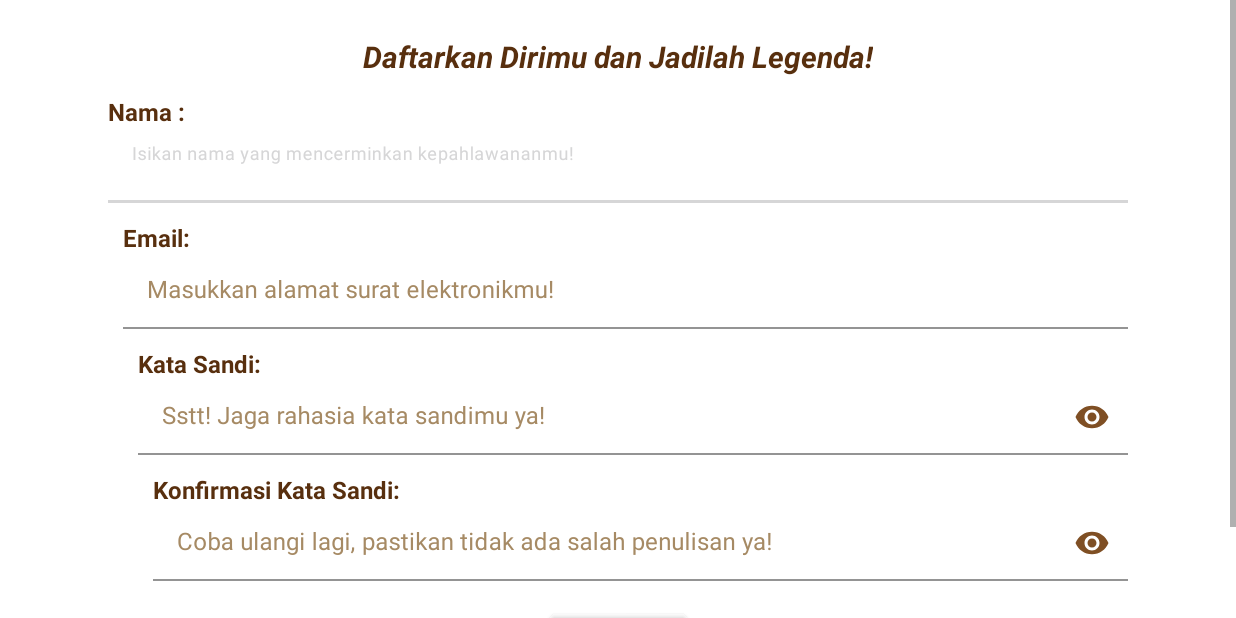
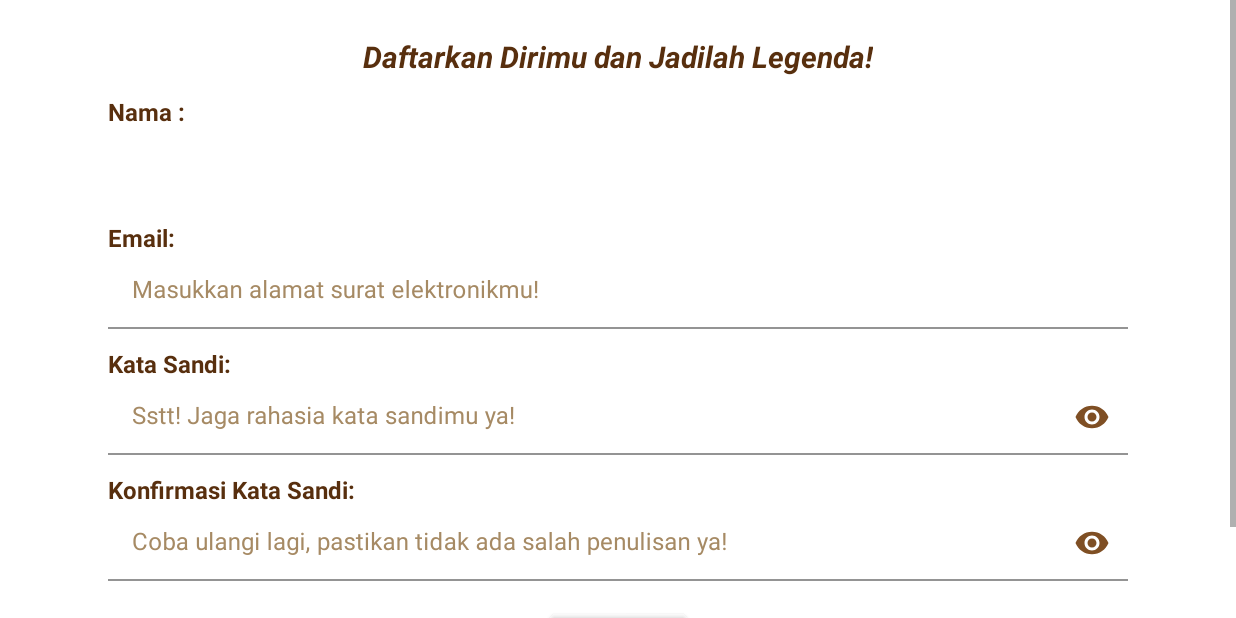
Before and after one commit to TimothyKristanto/arsenio-game, an Android app: the RegisterActivity screen opened directly, with no data from a screen before it, on a phone screen of 824 x 412 dp (held sideways). Run offline under Robolectric (Android 15) with nearby library versions, the phone set to English and light mode, and no system bars.

Commit message:
Finished login and register features

```diff
--- a/MAD/Arsenio/app/src/main/AndroidManifest.xml
+++ b/MAD/Arsenio/app/src/main/AndroidManifest.xml
@@ -2,8 +2,12 @@
 <manifest xmlns:android="http://schemas.android.com/apk/res/android"
     package="com.example.arsenio">
 
+    <uses-permission android:name="android.permission.ACCESS_NETWORK_STATE" />
+    <uses-permission android:name="android.permission.INTERNET" />
+
     <application
         android:allowBackup="true"
+        android:usesCleartextTraffic="true"
         android:icon="@mipmap/ic_launcher"
         android:label="@string/app_name"
         android:roundIcon="@mipmap/ic_launcher_round"
--- a/MAD/Arsenio/app/src/main/java/com/example/arsenio/helper/Const.java
+++ b/MAD/Arsenio/app/src/main/java/com/example/arsenio/helper/Const.java
@@ -1,5 +1,5 @@
 package com.example.arsenio.helper;
 
 public class Const {
-    public static final String BASE_URL = "http://192.168.8.101/uas-mad-webdev-db-project/Web/Arsenio/public/api";
+    public static final String BASE_URL = "http://192.168.8.101/uas-mad-webdev-db-project/Web/Arsenio/public/api/";
 }
--- a/MAD/Arsenio/app/src/main/java/com/example/arsenio/repositories/AuthRepository.java
+++ b/MAD/Arsenio/app/src/main/java/com/example/arsenio/repositories/AuthRepository.java
@@ -37,7 +37,10 @@ public class AuthRepository {
             public void onResponse(Call<RegisterResponse> call, Response<RegisterResponse> response) {
                 if(response.isSuccessful()){
                     if(response.code() == 200){
+                        Log.d(TAG, "onResponse: " + response.code());
+
                         if(response.body() != null){
+                            Log.d(TAG, "onResponse: " + response.body());
                             registerResult.postValue(response.body());
                         }
                     }
--- a/MAD/Arsenio/app/src/main/res/layout/activity_login.xml
+++ b/MAD/Arsenio/app/src/main/res/layout/activity_login.xml
@@ -104,6 +104,7 @@
                 android:layout_marginTop="42dp"
                 android:layout_marginBottom="32dp"
                 android:backgroundTint="#00000000"
+                android:enabled="true"
                 android:text="Masuk"
                 android:textColor="@color/wood_brown_dark2"
                 app:layout_constraintBottom_toBottomOf="parent"
@@ -117,13 +118,14 @@
                 android:id="@+id/txtDaftarLogin"
                 android:layout_width="wrap_content"
                 android:layout_height="wrap_content"
-                android:layout_marginEnd="80dp"
                 android:text="Daftar"
                 android:textColor="@color/wood_brown_light2"
                 android:textSize="20sp"
                 android:textStyle="bold"
                 app:layout_constraintBottom_toBottomOf="@+id/btnMasukLogin"
-                app:layout_constraintEnd_toEndOf="parent"
+                app:layout_constraintEnd_toEndOf="@+id/txtInputPasswordLogin"
+                app:layout_constraintHorizontal_bias="1.0"
+                app:layout_constraintStart_toEndOf="@+id/btnMasukLogin"
                 app:layout_constraintTop_toTopOf="@+id/btnMasukLogin"
                 app:layout_constraintVertical_bias="0.666" />
 
--- a/MAD/Arsenio/app/src/main/res/layout/activity_register.xml
+++ b/MAD/Arsenio/app/src/main/res/layout/activity_register.xml
@@ -70,7 +70,6 @@
                 android:id="@+id/tampilan2"
                 android:layout_width="wrap_content"
                 android:layout_height="wrap_content"
-                android:layout_marginStart="10dp"
                 android:layout_marginTop="12dp"
                 android:text="Email:"
                 android:textColor="@color/wood_brown_dark2"
@@ -100,7 +99,6 @@
                 android:id="@+id/tampilan3"
                 android:layout_width="wrap_content"
                 android:layout_height="wrap_content"
-                android:layout_marginStart="10dp"
                 android:layout_marginTop="12dp"
                 android:text="Kata Sandi:"
                 android:textColor="@color/wood_brown_dark2"
@@ -133,7 +131,6 @@
                 android:id="@+id/tampilan4"
                 android:layout_width="wrap_content"
                 android:layout_height="wrap_content"
-                android:layout_marginStart="10dp"
                 android:layout_marginTop="12dp"
                 android:text="Konfirmasi Kata Sandi:"
                 android:textColor="@color/wood_brown_dark2"
@@ -170,6 +167,7 @@
                 android:layout_marginTop="16dp"
                 android:layout_marginBottom="32dp"
                 android:backgroundTint="#00000000"
+                android:enabled="true"
                 android:text="Daftar"
                 android:textColor="@color/wood_brown_dark2"
                 app:layout_constraintBottom_toBottomOf="parent"
--- a/MAD/Arsenio/app/src/main/res/values/themes.xml
+++ b/MAD/Arsenio/app/src/main/res/values/themes.xml
@@ -2,27 +2,31 @@
     <!-- Base application theme. -->
     <style name="Theme.Arsenio" parent="Theme.MaterialComponents.DayNight.NoActionBar">
         <!-- Primary brand color. -->
-        <item name="colorPrimary">@color/purple_500</item>
-        <item name="colorPrimaryVariant">@color/purple_700</item>
+        <item name="colorPrimary">@color/white</item>
+        <item name="colorPrimaryVariant">@color/white</item>
         <item name="colorOnPrimary">@color/white</item>
         <!-- Secondary brand color. -->
-        <item name="colorSecondary">@color/teal_200</item>
-        <item name="colorSecondaryVariant">@color/teal_700</item>
+        <item name="colorSecondary">@color/black</item>
+        <item name="colorSecondaryVariant">@color/black</item>
         <item name="colorOnSecondary">@color/black</item>
         <!-- Status bar color. -->
         <item name="android:statusBarColor" tools:targetApi="l">?attr/colorPrimaryVariant</item>
         <!-- Customize your theme here. -->
     </style>
-|
+
 <!--    <style name="Theme.Arsenio" parent="Theme.MaterialComponents.DayNight.NoActionBar">-->
-<!--&lt;!&ndash;        &lt;!&ndash; Primary brand color. &ndash;&gt;&ndash;&gt;-->
-<!--&lt;!&ndash;        <item name="colorPrimary">@color/purple_500</item>&ndash;&gt;-->
-<!--&lt;!&ndash;        <item name="colorPrimaryVariant">@color/purple_700</item>&ndash;&gt;-->
-<!--&lt;!&ndash;        <item name="colorOnPrimary">@color/white</item>&ndash;&gt;-->
-<!--&lt;!&ndash;        &lt;!&ndash; Secondary brand color. &ndash;&gt;&ndash;&gt;-->
-<!--&lt;!&ndash;        <item name="colorSecondary">@color/teal_200</item>&ndash;&gt;-->
-<!--&lt;!&ndash;        <item name="colorSecondaryVariant">@color/teal_700</item>&ndash;&gt;-->
-<!--&lt;!&ndash;        <item name="colorOnSecondary">@color/black</item>&ndash;&gt;-->
-<!--        -->
+<!--        &lt;!&ndash; Primary brand color. &ndash;&gt;-->
+<!--        <item name="colorPrimary">@color/purple_500</item>-->
+<!--        <item name="colorPrimaryVariant">@color/purple_700</item>-->
+<!--        <item name="colorOnPrimary">@color/white</item>-->
+<!--        &lt;!&ndash; Secondary brand color. &ndash;&gt;-->
+<!--        <item name="colorSecondary">@color/teal_200</item>-->
+<!--        <item name="colorSecondaryVariant">@color/teal_700</item>-->
+<!--        <item name="colorOnSecondary">@color/black</item>-->
+<!--        &lt;!&ndash; Status bar color. &ndash;&gt;-->
+<!--        <item name="android:statusBarColor" tools:targetApi="l">?attr/colorPrimaryVariant</item>-->
+<!--        &lt;!&ndash; Customize your theme here. &ndash;&gt;-->
 <!--    </style>-->
+
+
 </resources>
```
Also changed, not shown: MAD/Arsenio/app/src/main/java/com/example/arsenio/View/LoginActivity.java (+27 -0 lines), MAD/Arsenio/app/src/main/java/com/example/arsenio/View/RegisterActivity.java (+9 -1 lines).
